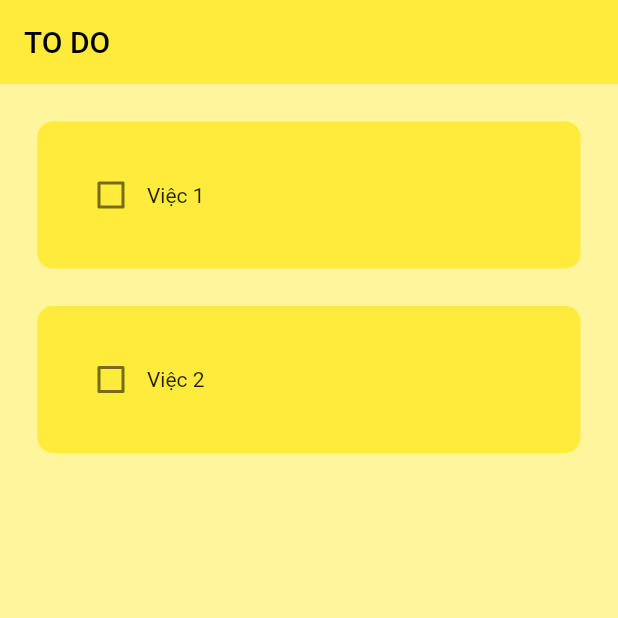
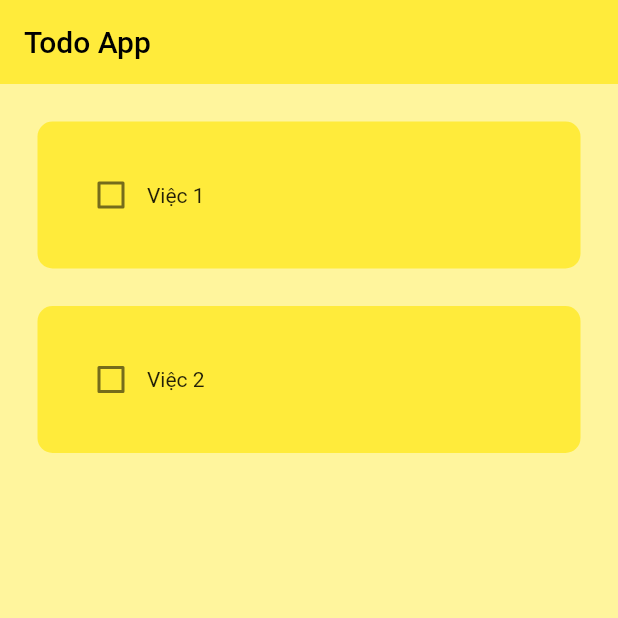
Before and after one commit to huyquang-bka/to_do_app, a Flutter app: the screen it shows after launch, on a phone screen of 412 x 824 dp, the top half of it. Run offline on Flutter 3.47's test engine with Material 2 defaults, Android fonts, the phone set to English and light mode, and no system bars; drawn by our look-alikes of flutter_slidable; our stand-ins replace hive, hive_flutter; accounts and stored records are empty.

```diff
--- a/lib/main.dart
+++ b/lib/main.dart
@@ -18,7 +18,7 @@ class MyApp extends StatelessWidget {
   @override
   Widget build(BuildContext context) {
     return MaterialApp(
-      title: 'Todo App 2',
+      title: 'Todo App',
       debugShowCheckedModeBanner: false,
       home: const MyHomePage(title: 'Todo App'),
       theme: ThemeData(primarySwatch: Colors.yellow),
--- a/lib/pages/home_page.dart
+++ b/lib/pages/home_page.dart
@@ -5,7 +5,10 @@ import '../utils/todo_tile.dart';
 import '../utils/dialog_box.dart';
 
 class MyHomePage extends StatefulWidget {
-  const MyHomePage({Key? key, required this.title}) : super(key: key);
+  const MyHomePage({
+    Key? key,
+    required this.title,
+  }) : super(key: key);
   final String title;
 
   @override
@@ -81,7 +84,7 @@ class _MyHomePageState extends State<MyHomePage> {
     return Scaffold(
       backgroundColor: Colors.yellow[200],
       appBar: AppBar(
-        title: const Text("TO DO"),
+        title: Text(widget.title),
         elevation: 0,
       ),
       floatingActionButton: FloatingActionButton(
```
Also changed, not shown: 1 other file.
